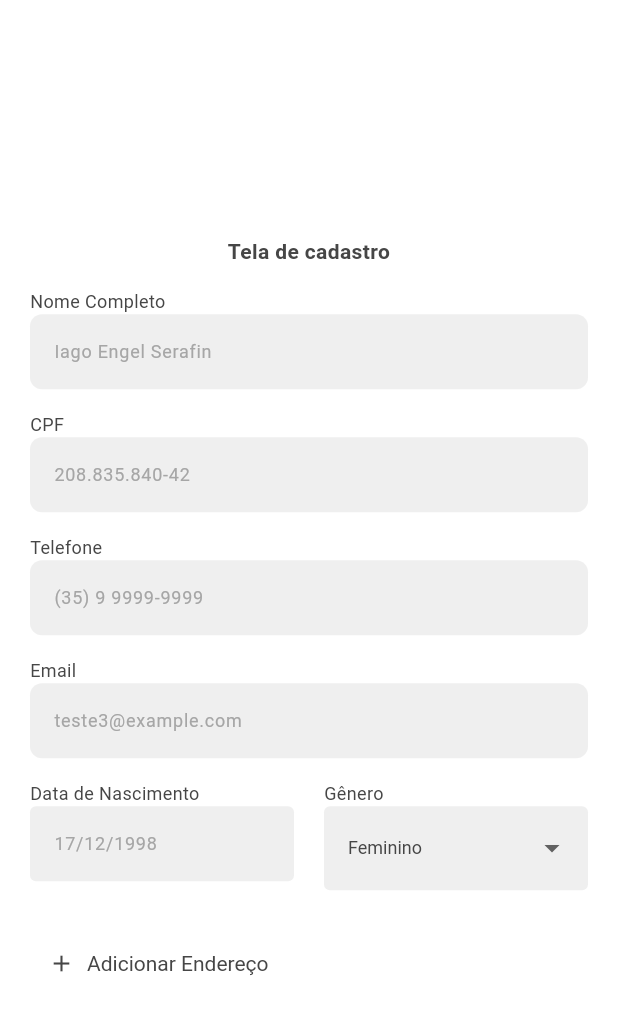
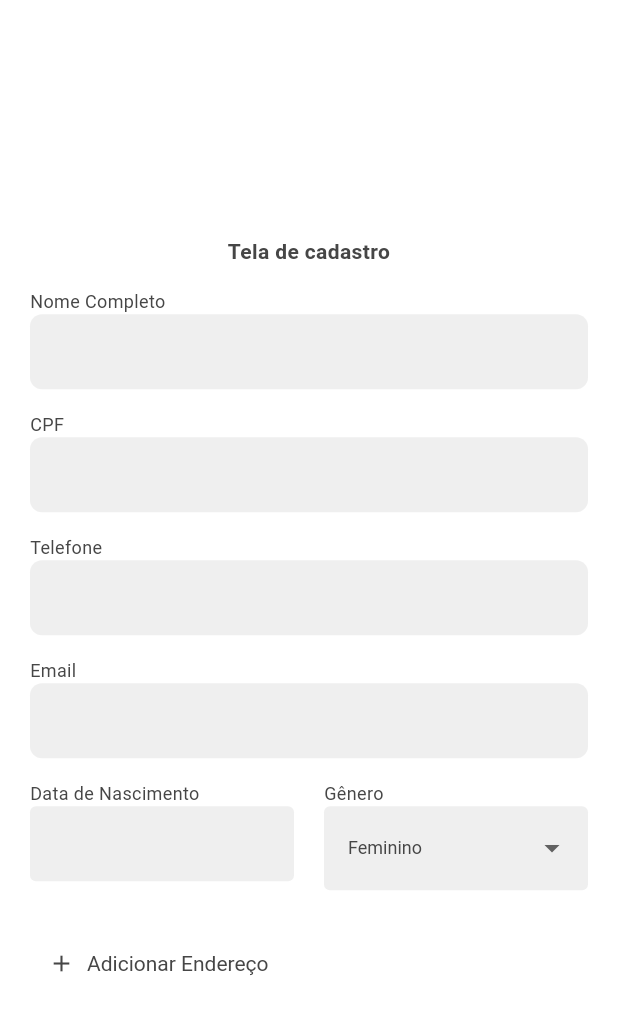
Before and after one commit to economize-mais/app_economize_mais, a Flutter app: the CadastroScreen screen opened by its route, on a phone screen of 412 x 824 dp. Shown: the top 1014 px of the screen. Run offline on Flutter 3.47's test engine with Material 3 defaults, Android fonts, the phone set to English and light mode, and no system bars; our stand-ins replace carousel_slider, dio, dotted_border, flutter_svg, mask_text_input_formatter; accounts and stored records are empty.

Commit message:
fix: removendo instancia de valores nos  text fields

```diff
--- a/lib/models/user_model.dart
+++ b/lib/models/user_model.dart
@@ -8,9 +8,9 @@ class UserModel {
   final String? birthDate;
   final List<AddressModel> addresses;
   final String gender;
-  final String companyName;
-  final String tradeName;
-  final String logoUrl;
+  final String? companyName;
+  final String? tradeName;
+  final String? logoUrl;
 
   UserModel.fromJson(Map<String, dynamic> json)
       : id = json['id'],
--- a/lib/screens/cadastro/cadastro_screen.dart
+++ b/lib/screens/cadastro/cadastro_screen.dart
@@ -30,12 +30,12 @@ class _CadastroScreenState extends State<CadastroScreen> {
     super.initState();
 
     formKey = GlobalKey<FormState>();
-    nomeCompletoController = TextEditingController(text: 'Iago Engel Serafin');
-    cpfController = TextEditingController(text: '208.835.840-42');
-    telefoneController = TextEditingController(text: '(35) 9 9999-9999');
-    emailController = TextEditingController(text: 'teste3@example.com');
-    dataNascimentoController = TextEditingController(text: '17/12/1998');
-    generoController = TextEditingController(text: 'Feminino');
+    nomeCompletoController = TextEditingController();
+    cpfController = TextEditingController();
+    telefoneController = TextEditingController();
+    emailController = TextEditingController();
+    dataNascimentoController = TextEditingController();
+    generoController = TextEditingController();
   }
 
   @override
--- a/lib/screens/cadastro/cadastro_senha_screen.dart
+++ b/lib/screens/cadastro/cadastro_senha_screen.dart
@@ -27,8 +27,8 @@ class _CadastroSenhaScreenState extends State<CadastroSenhaScreen> {
     super.initState();
 
     formKey = GlobalKey<FormState>();
-    senhaController = TextEditingController(text: 'Teste@123');
-    confirmaSenhaController = TextEditingController(text: 'Teste@123');
+    senhaController = TextEditingController();
+    confirmaSenhaController = TextEditingController();
   }
 
   @override
--- a/lib/screens/login/login_screen.dart
+++ b/lib/screens/login/login_screen.dart
@@ -22,9 +22,8 @@ class _LoginScreenState extends State<LoginScreen> {
     super.initState();
 
     formKey = GlobalKey<FormState>();
-    emailController =
-        TextEditingController(text: 'marcus.miguel.dev@gmail.com');
-    passwordController = TextEditingController(text: 'Mudar@123');
+    emailController = TextEditingController();
+    passwordController = TextEditingController();
   }
 
   @override
```
Also changed, not shown: lib/screens/cadastro/cadastro_endereco_screen.dart (+7 -7 lines).
